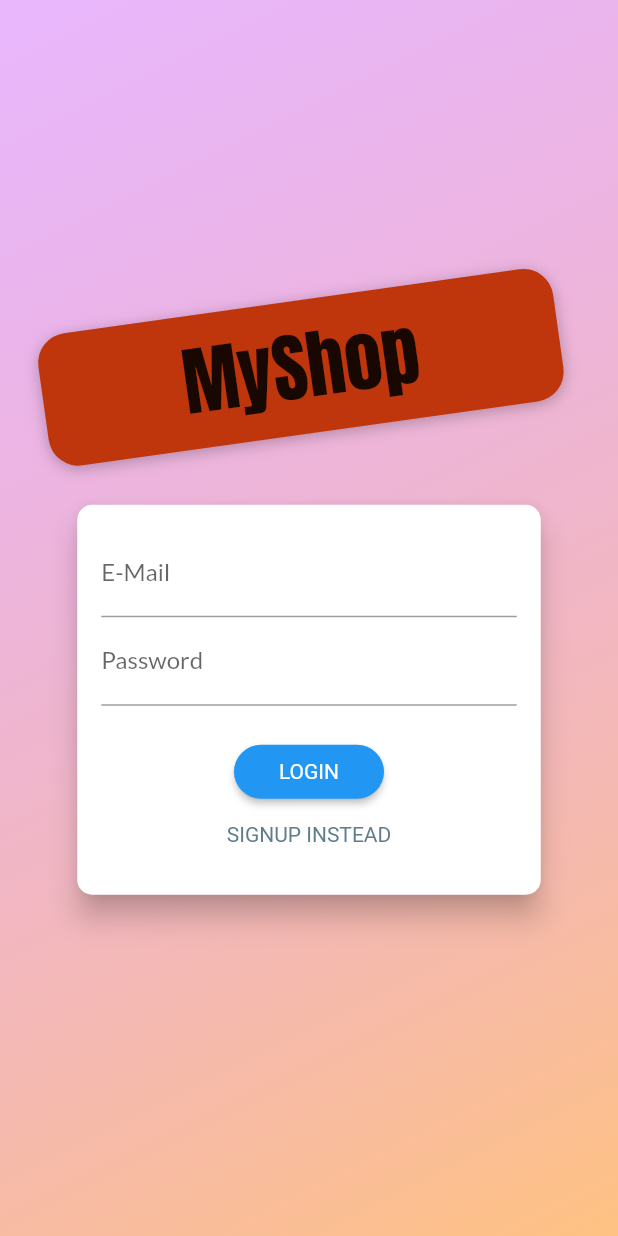
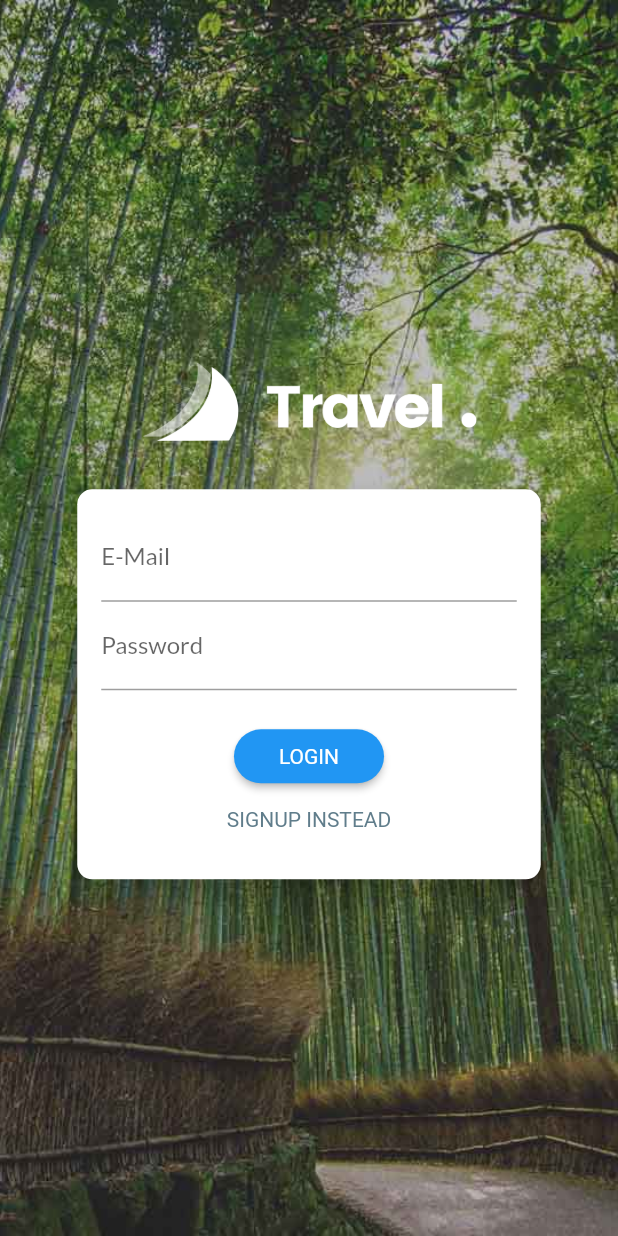
Before and after one commit to ttHien67/flutter-holiday, a Flutter app: the screen it shows after launch, on a phone screen of 412 x 824 dp. Run offline on Flutter 3.47's test engine with Material 2 defaults, Android fonts, the phone set to English and light mode, and no system bars; our stand-ins replace cloud_firestore, flutter_dotenv, shared_preferences; accounts and stored records are empty.

Commit message:
Edit ui cua login

```diff
--- a/lib/ui/auth/app_banner.dart
+++ b/lib/ui/auth/app_banner.dart
@@ -15,27 +15,9 @@ class AppBanner extends StatelessWidget {
         vertical: 8.0,
         horizontal: 94.0,
       ),
-      transform: Matrix4.rotationZ(-8 * pi / 180)..translate(-10.0),
-      decoration: BoxDecoration(
-        borderRadius: BorderRadius.circular(20),
-        color: Colors.deepOrange.shade900,
-        boxShadow: const [
-          BoxShadow(
-            blurRadius: 8,
-            color: Colors.black26,
-            offset: Offset(0, 2),
-          )
-        ],
-      ),
-      child: Text(
-        'MyShop',
-        style: TextStyle(
-          color: Theme.of(context).textTheme.headline6?.color,
-          fontSize: 50,
-          fontFamily: 'Anton',
-          fontWeight: FontWeight.normal,
-        ),
-      ),
-    );
+      child: const Image(
+        image: AssetImage('assets/image/logo-travel.png'),
+        fit: BoxFit.cover,
+      ));
   }
 }
--- a/lib/ui/auth/auth_screen.dart
+++ b/lib/ui/auth/auth_screen.dart
@@ -16,15 +16,10 @@ class AuthScreen extends StatelessWidget {
       body: Stack(
         children: <Widget>[
           Container(
-            decoration: BoxDecoration(
-              gradient: LinearGradient(
-                colors: [
-                  const Color.fromRGBO(215, 117, 255, 1).withOpacity(0.5),
-                  const Color.fromRGBO(255, 188, 117, 1).withOpacity(0.9),
-                ],
-                begin: Alignment.topLeft,
-                end: Alignment.bottomRight,
-                stops: const [0, 1],
+            decoration: const BoxDecoration(
+              image: DecorationImage(
+                image: AssetImage("assets/image/nature.jpg"),
+                fit: BoxFit.cover,
               ),
             ),
           ),
--- a/pubspec.yaml
+++ b/pubspec.yaml
@@ -69,4 +69,5 @@ flutter:
       - asset: assets/fonts/Anton-Regular.ttf
   assets:
     - assets/image/
+    - assets/image/logo-travel.png
     - .env
```
Also changed, not shown: assets/image/logo-travel.png (added), assets/image/nature.jpg (added).
